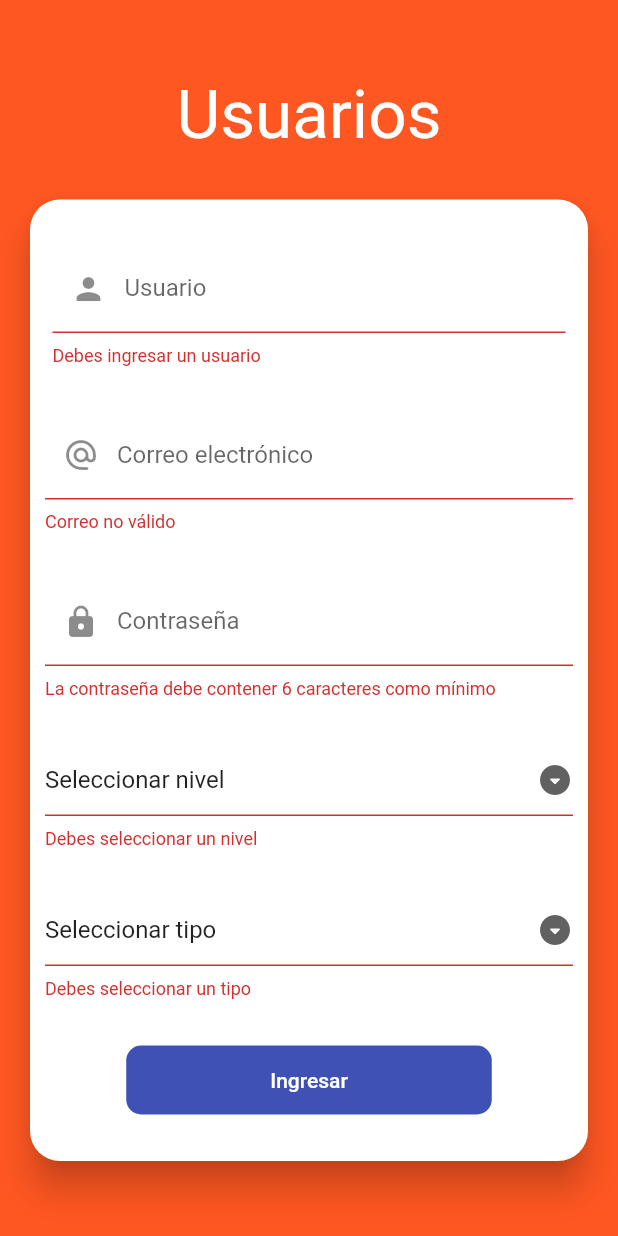
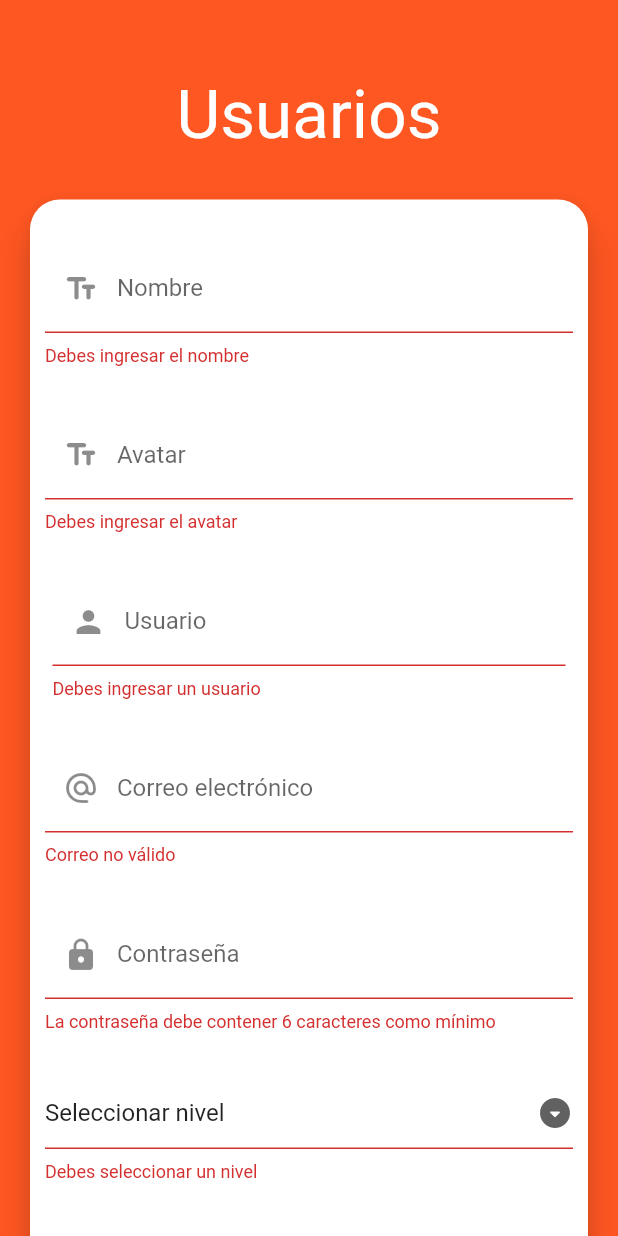
Before and after one commit to hugoarodriguez/parcial3_2506632017, a Flutter app: the screen it shows after launch, after a tap on "Ingresar", on a phone screen of 412 x 824 dp. Run offline on Flutter 3.47's test engine with Material 2 defaults, Android fonts, the phone set to English and light mode, and no system bars.

Commit message:
Cambios en Usuarios Screen

```diff
--- a/lib/screens/login_screen.dart
+++ b/lib/screens/login_screen.dart
@@ -56,6 +56,52 @@ class _LoginFormState extends State<_LoginForm> {
         key: _formKey,
         child: Column(
           children: [
+
+            SizedBox( height: 30 ),
+
+            //Nombre
+            Padding(
+              padding: EdgeInsets.symmetric(horizontal: 10.0),
+              child: TextFormField(
+                autocorrect: false,
+                keyboardType: TextInputType.name,
+                decoration: InputDecoration(
+                  hintText: 'Juan Pérez',
+                  labelText: 'Nombre',
+                  prefixIcon: Icon(Icons.text_fields_rounded)
+                ),
+                validator: ( value ) {
+
+                    return (value != '')
+                      ? null
+                      : 'Debes ingresar el nombre';
+
+                },
+              ),
+            ),
+
+            SizedBox( height: 30 ),
+
+            //Avatar
+             Padding(
+              padding: EdgeInsets.symmetric(horizontal: 10.0),
+              child: TextFormField(
+                autocorrect: false,
+                keyboardType: TextInputType.name,
+                decoration: InputDecoration(
+                  hintText: 'jperez8',
+                  labelText: 'Avatar',
+                  prefixIcon: Icon(Icons.text_fields_rounded)
+                ),
+                validator: ( value ) {
+
+                    return (value != '')
+                      ? null
+                      : 'Debes ingresar el avatar';
+
+                },
+              ),
+            ),
 
             SizedBox( height: 30 ),
 
@@ -196,7 +242,6 @@ class _LoginFormState extends State<_LoginForm> {
 
             SizedBox( height: 30 ),
 
-
             //Botón
             MaterialButton(
               shape: RoundedRectangleBorder(borderRadius: BorderRadius.circular(10)),
```
